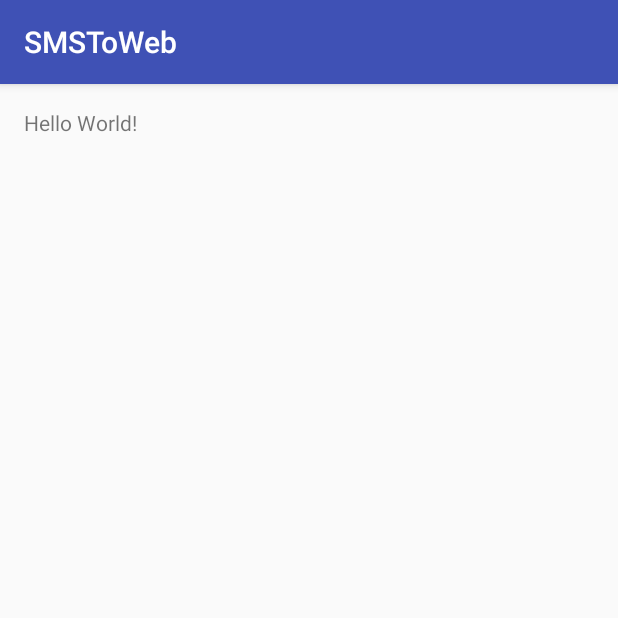
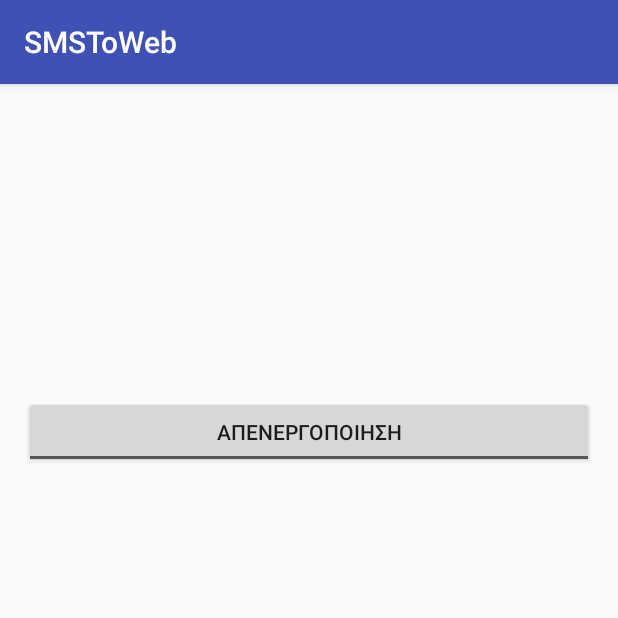
Before and after one commit to anaktas/smstoweb, an Android app: the screen it shows after launch (MainActivity), on a phone screen of 412 x 824 dp, the top half of it. Run offline under Robolectric (Android 15) with nearby library versions, the phone set to English and light mode, and no system bars.

Commit message:
Button creation and initial implementation of the receiver and response service

```diff
--- a/app/src/main/java/com/example/zyxt/smstoweb/MainActivity.java
+++ b/app/src/main/java/com/example/zyxt/smstoweb/MainActivity.java
@@ -2,6 +2,8 @@ package com.example.zyxt.smstoweb;
 
 import android.support.v7.app.AppCompatActivity;
 import android.os.Bundle;
+import android.view.View;
+import android.widget.ToggleButton;
 
 public class MainActivity extends AppCompatActivity {
 
@@ -10,4 +12,15 @@ public class MainActivity extends AppCompatActivity {
         super.onCreate(savedInstanceState);
         setContentView(R.layout.activity_main);
     }
+
+    public void toggleChecked(View view) {
+        //final ToggleButton toggle = (ToggleButton) findViewById(R.id.toggleButton);
+        boolean isOn = ((ToggleButton) view).isChecked();
+
+        if(isOn) {
+            //enableIncomingCallReceiver();
+        } else {
+            //disableIncomingCallReceiver();
+        }
+    }
 }
--- a/app/src/main/res/layout/activity_main.xml
+++ b/app/src/main/res/layout/activity_main.xml
@@ -10,8 +10,16 @@
     android:paddingTop="@dimen/activity_vertical_margin"
     tools:context="com.example.zyxt.smstoweb.MainActivity">
 
-    <TextView
-        android:layout_width="wrap_content"
+    <ToggleButton
+        android:textOn="@string/toggle_on_name"
+        android:textOff="@string/toggle_off_name"
+        android:onClick="toggleChecked"
+        android:layout_width="match_parent"
         android:layout_height="wrap_content"
-        android:text="Hello World!" />
+        android:layout_marginTop="192dp"
+        android:id="@+id/toggleButton"
+        android:checked="false"
+        android:layout_alignParentTop="true"
+        android:layout_centerHorizontal="true" />
+
 </RelativeLayout>
--- a/app/src/main/res/values/strings.xml
+++ b/app/src/main/res/values/strings.xml
@@ -1,3 +1,5 @@
 <resources>
     <string name="app_name">SMSToWeb</string>
+    <string name="toggle_on_name">ΕΝΕΡΓΟΠΟΙΗΣΗ</string>
+    <string name="toggle_off_name">ΑΠΕΝΕΡΓΟΠΟΙΗΣΗ</string>
 </resources>
```
Also changed, not shown: app/src/main/AndroidManifest.xml (+13 -0 lines), app/src/main/java/com/example/zyxt/smstoweb/PostDataService.java (added, +91 -0 lines), app/src/main/java/com/example/zyxt/smstoweb/SMSReceiver.java (added, +17 -0 lines).
